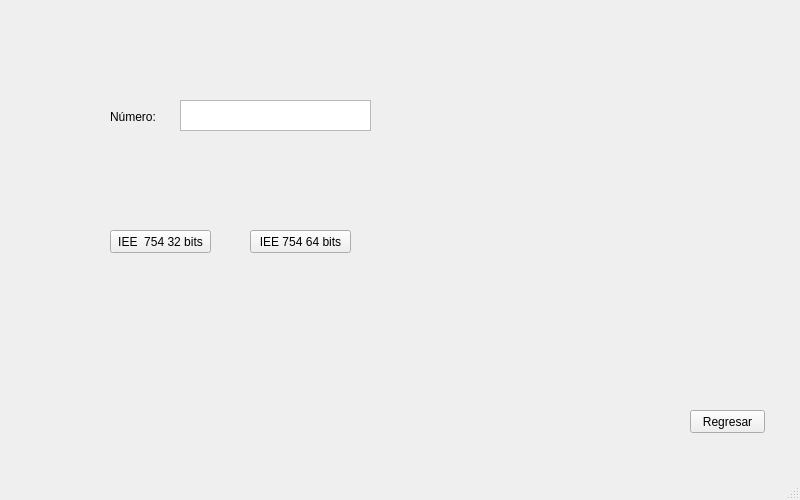
First picture: the form in Proyecto/SistemasNumeracionIEEE.ui, repository Vrouqen/Metodos-Numericos, before the edit.
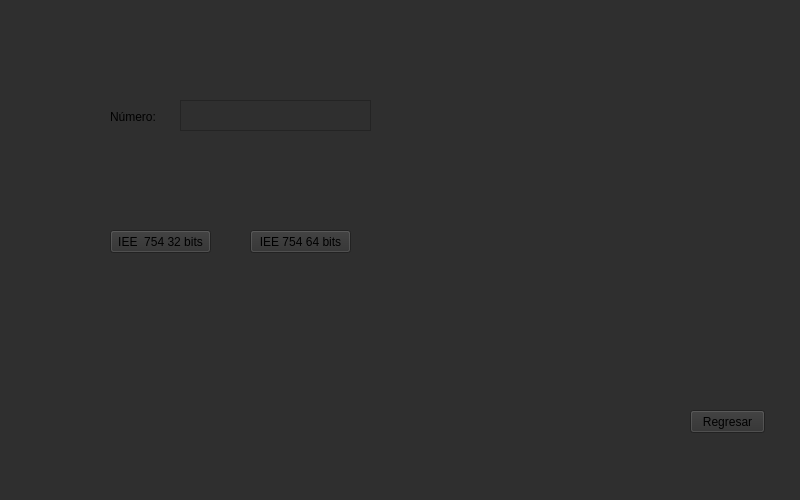
Second picture: the form after the edit.

Commit message:
Mejoras en la interfaz de usuario
Se modificaron los colores y el tipo de letra de las ventanas

```diff
--- a/Proyecto/SistemasNumeracionIEEE.ui
+++ b/Proyecto/SistemasNumeracionIEEE.ui
@@ -13,6 +13,9 @@
   <property name="windowTitle">
    <string>MainWindow</string>
   </property>
+  <property name="styleSheet">
+   <string notr="true">background-color: rgb(47, 47, 47);</string>
+  </property>
   <widget class="QWidget" name="centralwidget">
    <widget class="QPushButton" name="botonRegresar">
     <property name="geometry">
```
Left out of the diff: 2 changed lines with no effect on the pictures. The commit also changes 7 other files.
